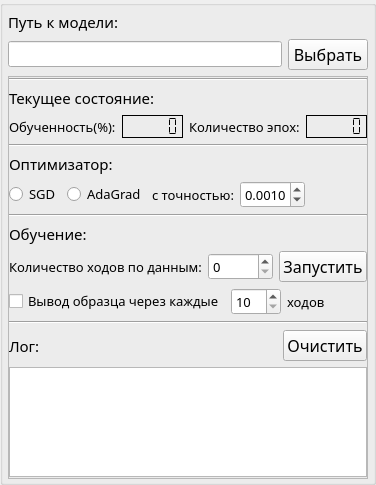
Qt form src/widgetpagesandbox/modeltraininggroupbox.ui (Marator2K07/LSTM_Text_Generator) before a commit.
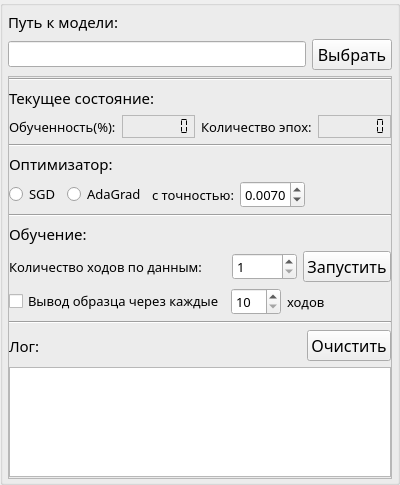
The same form after that commit.

Commit message: Мелкие правки в дизайне.

What changed in the file:
```diff
--- a/src/widgetpagesandbox/modeltraininggroupbox.ui
+++ b/src/widgetpagesandbox/modeltraininggroupbox.ui
@@ -147,12 +147,24 @@
           <property name="enabled">
            <bool>true</bool>
           </property>
+          <property name="font">
+           <font>
+            <family>Segoe UI Light</family>
+            <pointsize>11</pointsize>
+           </font>
+          </property>
+          <property name="frameShape">
+           <enum>QFrame::StyledPanel</enum>
+          </property>
           <property name="frameShadow">
-           <enum>QFrame::Plain</enum>
+           <enum>QFrame::Raised</enum>
           </property>
           <property name="smallDecimalPoint">
            <bool>true</bool>
           </property>
+          <property name="digitCount">
+           <number>7</number>
+          </property>
           <property name="mode">
            <enum>QLCDNumber::Dec</enum>
           </property>
@@ -185,15 +197,30 @@
           <property name="enabled">
            <bool>true</bool>
           </property>
+          <property name="font">
+           <font>
+            <family>Segoe UI Light</family>
+            <pointsize>11</pointsize>
+           </font>
+          </property>
+          <property name="frameShape">
+           <enum>QFrame::StyledPanel</enum>
+          </property>
           <property name="frameShadow">
-           <enum>QFrame::Plain</enum>
+           <enum>QFrame::Raised</enum>
           </property>
           <property name="smallDecimalPoint">
            <bool>true</bool>
           </property>
+          <property name="digitCount">
+           <number>7</number>
+          </property>
           <property name="segmentStyle">
            <enum>QLCDNumber::Flat</enum>
           </property>
+          <property name="value" stdset="0">
+           <double>0.000000000000000</double>
+          </property>
          </widget>
         </item>
        </layout>
@@ -332,7 +359,7 @@
            <double>0.000100000000000</double>
           </property>
           <property name="value">
-           <double>0.001000000000000</double>
+           <double>0.007000000000000</double>
           </property>
          </widget>
         </item>
@@ -433,6 +460,9 @@
             <pointsize>10</pointsize>
            </font>
           </property>
+          <property name="minimum">
+           <number>1</number>
+          </property>
          </widget>
         </item>
         <item>
```
